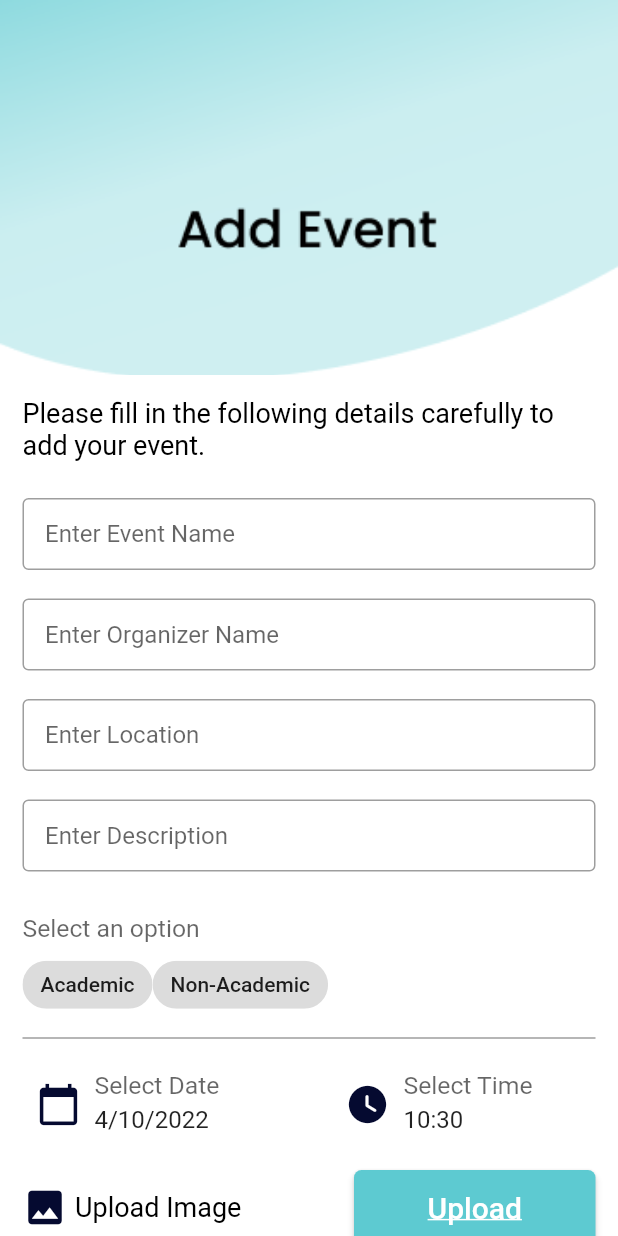
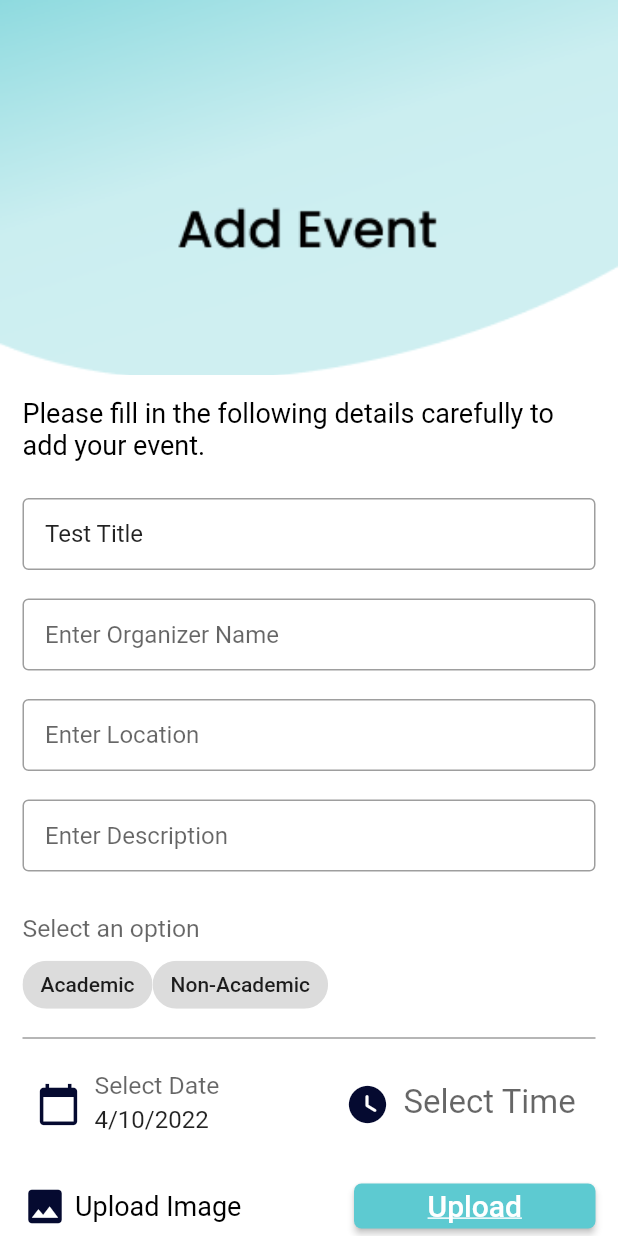
Before and after one commit to meh-noor/LUMS-Social, a Flutter app: the screen it shows after launch, after a tap on "Test Button", on a phone screen of 412 x 824 dp. Run offline on Flutter 3.47's test engine with Material 2 defaults, Android fonts, the light colour scheme and no system bars; drawn by our look-alikes of flutter_form_builder; our stand-ins replace cloud_firestore, firebase_auth, firebase_core, firebase_storage, image_picker; accounts and stored records are empty; Roboto replaces fonts that are missing (Poppins).

Commit message:
Validations to edit events

```diff
--- a/lib/screens/Admin/editEvent.dart
+++ b/lib/screens/Admin/editEvent.dart
@@ -1,9 +1,11 @@
 import 'dart:io';
+import 'package:cloud_firestore/cloud_firestore.dart';
 import 'package:flutter/material.dart';
 import 'package:flutter_form_builder/flutter_form_builder.dart';
 // import 'package:flutter_tags/flutter_tags.dart';
 // import 'package:lums_social_app2/screens/Admin/hashtags.dart';
 import 'package:image_picker/image_picker.dart';
+import 'package:lums_social_app2/services/addToCollection.dart';
 import 'package:lums_social_app2/widget/button_widget.dart';
 import 'package:firebase_storage/firebase_storage.dart';
 import 'package:image_picker/image_picker.dart';
@@ -26,9 +28,39 @@
   State<EditEvent> createState() => _EditEventState();
 }
 
+String? title;
+String? loc;
+String? organiser;
+String? description;
+DateTime? start_date;
+DateTime? start_time;
+String? image;
+String? event_type;
+String uid = 'abcdefghij12';
+
+List eventData = [];
+
 class _EditEventState extends State<EditEvent> {
   String email = '';
   final imageFile = upload();
+
+  @override
+  void initState() {
+    super.initState();
+    fetchData();
+  }
+
+  fetchData() async {
+    dynamic resultant = await addCollection().getEventDatat();
+    if (resultant == null) {
+      print("UNable to get");
+    } else {
+      setState(() {
+        eventData = resultant;
+        // print(eventData[0].title);
+      });
+    }
+  }
 
   // List tags = new List(5);
   final _formKey = GlobalKey<FormBuilderState>();
@@ -138,13 +170,13 @@
               ),
               const SizedBox(height: 10),
             ]),
-          ))
+          )),
         ]));
   }
 }
 
 Widget blueDecor() => Image(
-      image: AssetImage('images/editbackground.png'),
+      image: AssetImage('images/background.png'),
       fit: BoxFit.cover,
       height: 250,
       width: 600,
@@ -163,38 +195,56 @@
 
 Widget nameField() => FormBuilderTextField(
       name: 'title',
+      initialValue: "Test Title",
       decoration: InputDecoration(
           hintText: "Enter Event Name",
           border: OutlineInputBorder(),
           contentPadding: const EdgeInsets.only(left: 15.0)),
+      validator: (val) => val!.isEmpty ? "Please enter event name" : null,
+      autovalidateMode: AutovalidateMode.onUserInteraction,
+      onChanged: (val) => {title = val},
     );
+
 Widget OrganiserField() => FormBuilderTextField(
-      name: 'title',
+      name: 'organiser',
       decoration: InputDecoration(
           hintText: "Enter Organizer Name",
           border: OutlineInputBorder(),
           contentPadding: const EdgeInsets.only(left: 15.0)),
+      validator: (val) => val!.isEmpty ? "Please enter event organiser" : null,
+      autovalidateMode: AutovalidateMode.onUserInteraction,
+      onChanged: (val) => {organiser = val},
     );
 Widget LocationField() => FormBuilderTextField(
-      name: 'title',
+      name: 'location',
       decoration: InputDecoration(
           hintText: "Enter Location",
           border: OutlineInputBorder(),
           contentPadding: const EdgeInsets.only(left: 15.0)),
+      // validator: (val) => val!.isEmpty ? "Please enter event location" : null,
+      validator: (val) => val!.isEmpty ? "Please enter event location" : null,
+      autovalidateMode: AutovalidateMode.onUserInteraction,
+      onChanged: (val) => {loc = val},
     );
 Widget DescriptionField() => FormBuilderTextField(
-      name: 'title',
+      name: 'description',
       maxLines: 6,
       minLines: 1,
       decoration: InputDecoration(
           hintText: "Enter Description",
           border: OutlineInputBorder(),
           contentPadding: const EdgeInsets.only(left: 15.0)),
+      validator: (val) =>
+          val!.isEmpty ? "Please enter event description" : null,
+      autovalidateMode: AutovalidateMode.onUserInteraction,
+      onChanged: (val) => {description = val},
     );
 
 Widget DateField() => FormBuilderDateTimePicker(
       name: 'date',
+      firstDate: DateTime.now(),
       initialValue: DateTime.now(),
+      initialDate: DateTime.now(),
       fieldHintText: "Add Date",
       inputType: InputType.date,
       decoration: InputDecoration(
@@ -203,22 +253,32 @@
         border: InputBorder.none,
         prefixIcon:
             Icon(Icons.calendar_today, size: 30, color: Color(0xFF050A30)),
+
         // contentPadding: const EdgeInsets.only(left: 15.0)),
-    ));
+      ),
+      autovalidateMode: AutovalidateMode.onUserInteraction,
+      onChanged: (val) => {start_date = val},
+    );
 
 Widget TimeField() => FormBuilderDateTimePicker(
       name: 'time',
-    initialTime: TimeOfDay(hour: 8, minute: 0),
+      // initialValue: DateTime.now(),
+      // initialTime: TimeOfDay(hour: 8, minute: 0),
       fieldHintText: "Add Date",
       inputType: InputType.time,
+      initialDate: DateTime.now(),
       decoration: InputDecoration(
         labelText: "Select Time",
         labelStyle: TextStyle(fontSize: 22),
         border: InputBorder.none,
         prefixIcon:
             Icon(Icons.watch_later_rounded, size: 30, color: Color(0xFF050A30)),
+
         // contentPadding: const EdgeInsets.only(left: 15.0)),
-    ));
+      ),
+      autovalidateMode: AutovalidateMode.onUserInteraction,
+      onChanged: (val) => {start_time = val},
+    );
 
 Widget FilterCategory() => FormBuilderChoiceChip(
       name: 'choice_chip',
--- a/lib/screens/auth/sign_in.dart
+++ b/lib/screens/auth/sign_in.dart
@@ -123,7 +123,7 @@
       onClicked: () async {
         Navigator.push(
           context,
-          MaterialPageRoute(builder: (context) => AddEvent()),
+          MaterialPageRoute(builder: (context) => EditEvent()),
         );
       });
 
--- a/lib/services/addToCollection.dart
+++ b/lib/services/addToCollection.dart
@@ -24,4 +24,19 @@
       'event_type': event_type
     });
   }
+
+  Future getEventDatat() async {
+    List items = [];
+    try {
+      await eventCollection.get().then((value) => {
+            value.docs.forEach((element) {
+              items.add(element.data);
+            })
+          });
+      return items;
+    } catch (e) {
+      print(e.toString());
+      return null;
+    }
+  }
 }
```
Lines whose indentation alone changed are shown as unchanged.
